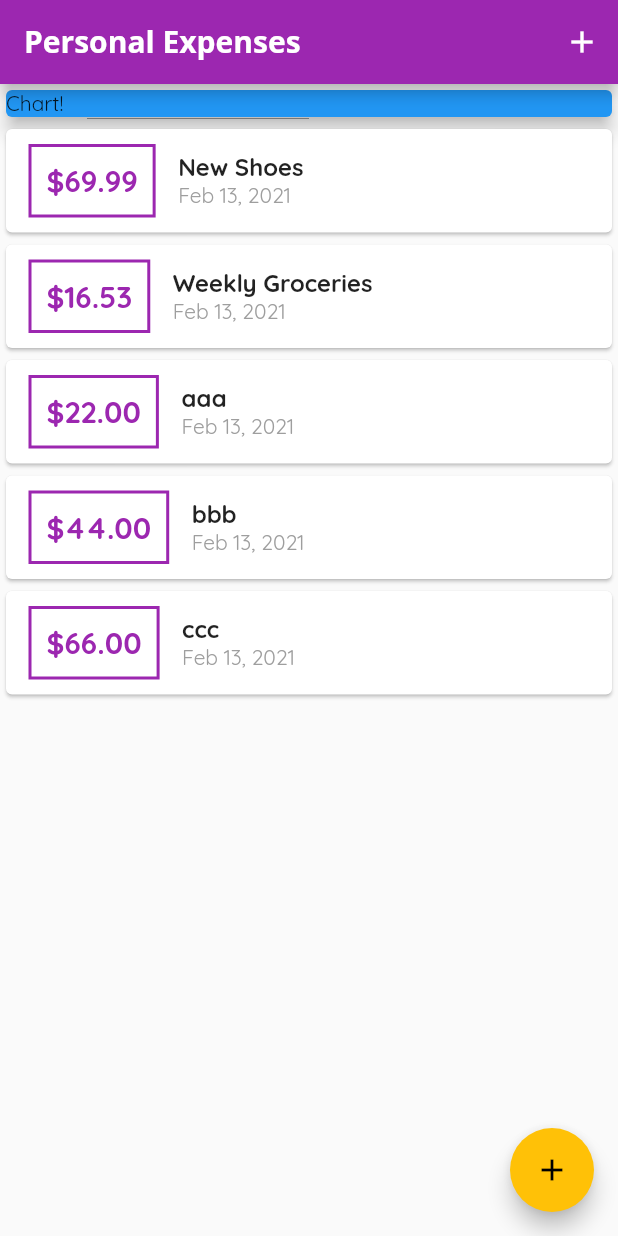
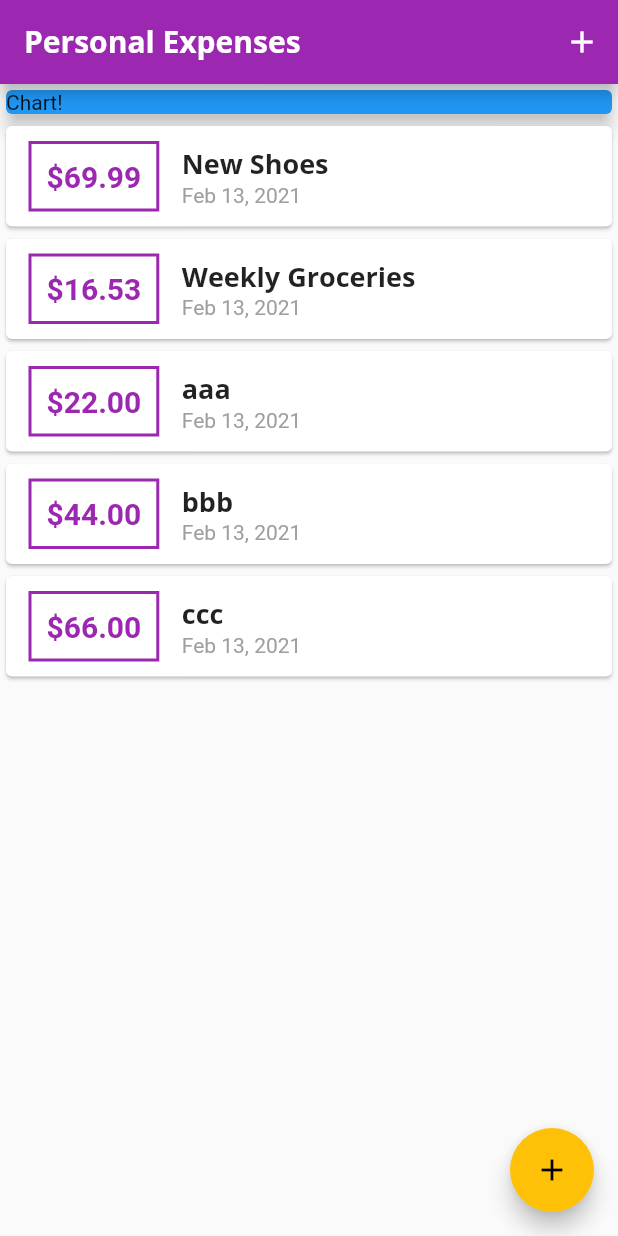
Before and after one commit to a7md0/FlutterPersonalExpenses, a Flutter app: the screen it shows after launch, on a phone screen of 412 x 824 dp. Run offline on Flutter 3.47's test engine with Material 2 defaults, Android fonts, the phone set to English and light mode, and no system bars.

Commit message:
Make text title and add global style for it

```diff
--- a/lib/main.dart
+++ b/lib/main.dart
@@ -15,6 +15,13 @@ class MyApp extends StatelessWidget {
         primarySwatch: Colors.purple,
         accentColor: Colors.amber,
         fontFamily: 'Quicksand',
+        textTheme: ThemeData.light().textTheme.copyWith(
+              headline6: TextStyle(
+                fontFamily: 'OpenSans',
+                fontWeight: FontWeight.bold,
+                fontSize: 18,
+              ),
+            ),
         appBarTheme: AppBarTheme(
           textTheme: ThemeData.light().textTheme.copyWith(
                 headline6: TextStyle(
--- a/lib/widgets/transaction_list.dart
+++ b/lib/widgets/transaction_list.dart
@@ -44,10 +44,7 @@ class TranscationList extends StatelessWidget {
                   children: [
                     Text(
                       transactions[index].title,
-                      style: TextStyle(
-                        fontSize: 16,
-                        fontWeight: FontWeight.bold,
-                      ),
+                      style: Theme.of(context).textTheme.headline6,
                     ),
                     Text(
                       DateFormat.yMMMd().format(transactions[index].date),
```
